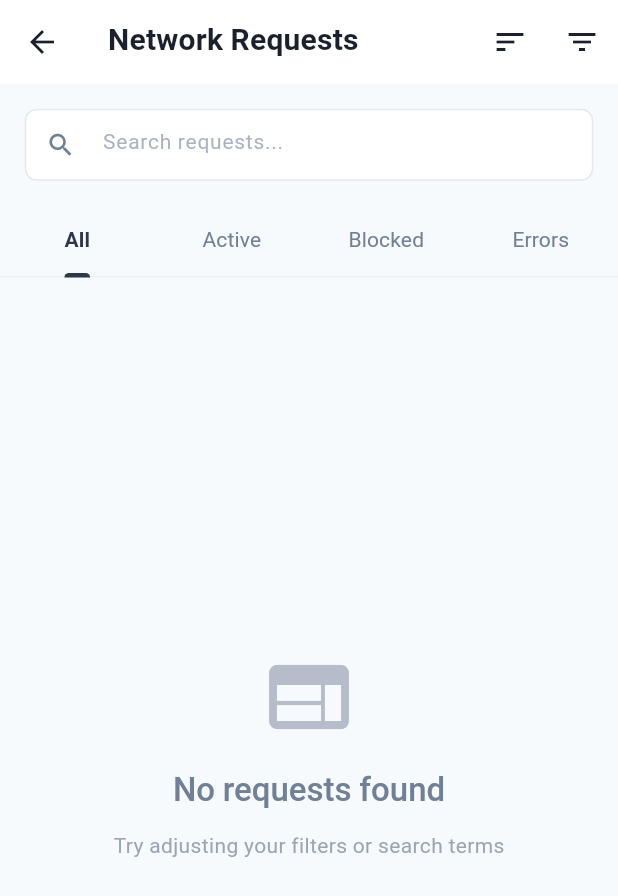
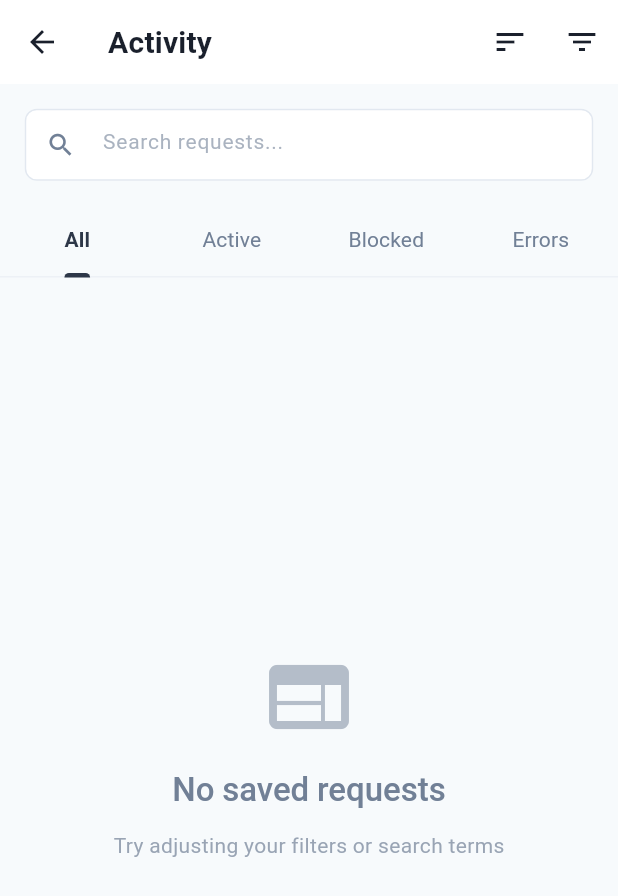
Before and after one commit to devhakeem5/Packet-Caputre-App, a Flutter app: the RequestListScreen screen opened by its route, on a phone screen of 412 x 824 dp. Shown: the top 896 px of the screen. Run offline on Flutter 3.47's test engine with Material 3 defaults, Android fonts, the phone set to English and light mode, and no system bars; our stand-ins replace cached_network_image, connectivity_plus, fl_chart, flutter_secure_storage, flutter_slidable, flutter_svg and 3 more; missing offline and left inert: android_intent_plus; accounts and stored records are empty.

Commit message:
fix bugs

```diff
--- a/lib/controllers/traffic_controller.dart
+++ b/lib/controllers/traffic_controller.dart
@@ -587,11 +587,7 @@ class TrafficController extends GetxController with GetTickerProviderStateMixin
       final jsonStr = await _storage.read(key: _savedRequestsKey);
       if (jsonStr != null && jsonStr.isNotEmpty) {
         final List<dynamic> decoded = jsonDecode(jsonStr);
-        final loaded = decoded.cast<Map<String, dynamic>>();
-        savedRequests.assignAll(loaded);
-
-        // Add saved requests to the main list so they are displayed
-        allRequests.addAll(loaded);
+        savedRequests.assignAll(decoded.cast<Map<String, dynamic>>());
         applyFiltersAndSort();
       }
     } catch (e) {
--- a/lib/presentation/request_list_screen/request_list_screen.dart
+++ b/lib/presentation/request_list_screen/request_list_screen.dart
@@ -25,7 +25,7 @@ class RequestListScreen extends StatelessWidget {
     return Scaffold(
       backgroundColor: theme.scaffoldBackgroundColor,
       appBar: CustomAppBar(
-        title: 'Network Requests',
+        title: 'Activity',
         variant: CustomAppBarVariant.withBackButton,
         actions: [
           // Sort button
@@ -111,14 +111,14 @@ class RequestListScreen extends StatelessWidget {
             child: TabBarView(
               controller: trafficController.requestListTabController,
               children: [
-                // All requests
+                // All requests (Saved)
                 Obx(
-                  () => trafficController.filteredRequests.isEmpty
-                      ? _buildEmptyState(theme)
+                  () => trafficController.savedRequests.isEmpty
+                      ? _buildEmptyState(theme, 'No saved requests')
                       : ListView.builder(
-                          itemCount: trafficController.filteredRequests.length,
+                          itemCount: trafficController.savedRequests.length,
                           itemBuilder: (context, index) {
-                            final request = trafficController.filteredRequests[index];
+                            final request = trafficController.savedRequests[index];
                             return RequestCardWidget(
                               request: request,
                               onTap: () => _navigateToDetails(request),
@@ -128,76 +128,69 @@ class RequestListScreen extends StatelessWidget {
                         ),
                 ),
 
-                // Active requests (placeholder)
+                // Active requests (Saved)
                 Obx(
-                  () =>
-                      trafficController.filteredRequests
-                          .where((r) => r['statusCode'] == 200)
-                          .isEmpty
-                      ? _buildEmptyState(theme)
+                  () => trafficController.savedRequests.where((r) => r['statusCode'] == 200).isEmpty
+                      ? _buildEmptyState(theme, 'No active saved requests')
                       : ListView.builder(
-                          itemCount: trafficController.filteredRequests
+                          itemCount: trafficController.savedRequests
                               .where((r) => r['statusCode'] == 200)
                               .length,
                           itemBuilder: (context, index) {
-                            final request = trafficController.filteredRequests
+                            final request = trafficController.savedRequests
                                 .where((r) => r['statusCode'] == 200)
                                 .toList()[index];
                             return RequestCardWidget(
-                              onSaveToggle: () => trafficController.toggleSaveRequest(request),
                               request: request,
                               onTap: () => _navigateToDetails(request),
+                              onSaveToggle: () => trafficController.toggleSaveRequest(request),
                             );
                           },
                         ),
                 ),
 
-                // Blocked requests (placeholder)
+                // Blocked requests (Saved)
                 Obx(
                   () =>
-                      trafficController.filteredRequests
+                      trafficController.savedRequests
                           .where((r) => trafficController.blockedDomains.contains(r['domain']))
                           .isEmpty
-                      ? _buildEmptyState(theme)
+                      ? _buildEmptyState(theme, 'No blocked saved requests')
                       : ListView.builder(
-                          itemCount: trafficController.filteredRequests
+                          itemCount: trafficController.savedRequests
                               .where((r) => trafficController.blockedDomains.contains(r['domain']))
                               .length,
                           itemBuilder: (context, index) {
-                            final request = trafficController.filteredRequests
+                            final request = trafficController.savedRequests
                                 .where(
                                   (r) => trafficController.blockedDomains.contains(r['domain']),
                                 )
                                 .toList()[index];
                             return RequestCardWidget(
-                              onSaveToggle: () => trafficController.toggleSaveRequest(request),
                               request: request,
                               onTap: () => _navigateToDetails(request),
+                              onSaveToggle: () => trafficController.toggleSaveRequest(request),
                             );
                           },
                         ),
                 ),
 
-                // Error requests (placeholder)
+                // Error requests (Saved)
                 Obx(
-                  () =>
-                      trafficController.filteredRequests
-                          .where((r) => r['statusCode'] >= 400)
-                          .isEmpty
-                      ? _buildEmptyState(theme)
+                  () => trafficController.savedRequests.where((r) => r['statusCode'] >= 400).isEmpty
+                      ? _buildEmptyState(theme, 'No error saved requests')
                       : ListView.builder(
-                          itemCount: trafficController.filteredRequests
+                          itemCount: trafficController.savedRequests
                               .where((r) => r['statusCode'] >= 400)
                               .length,
                           itemBuilder: (context, index) {
-                            final request = trafficController.filteredRequests
+                            final request = trafficController.savedRequests
                                 .where((r) => r['statusCode'] >= 400)
                                 .toList()[index];
                             return RequestCardWidget(
-                              onSaveToggle: () => trafficController.toggleSaveRequest(request),
-
                               request: request,
                               onTap: () => _navigateToDetails(request),
+                              onSaveToggle: () => trafficController.toggleSaveRequest(request),
                             );
                           },
                         ),
@@ -211,7 +204,7 @@ class RequestListScreen extends StatelessWidget {
   }
 
   // Build empty state
-  Widget _buildEmptyState(ThemeData theme) {
+  Widget _buildEmptyState(ThemeData theme, String message) {
     return Center(
       child: Column(
         mainAxisAlignment: MainAxisAlignment.center,
@@ -223,7 +216,7 @@ class RequestListScreen extends StatelessWidget {
           ),
           SizedBox(height: 2.h),
           Text(
-            'No requests found',
+            message,
             style: theme.textTheme.titleLarge?.copyWith(color: theme.colorScheme.onSurfaceVariant),
           ),
           SizedBox(height: 1.h),
```
